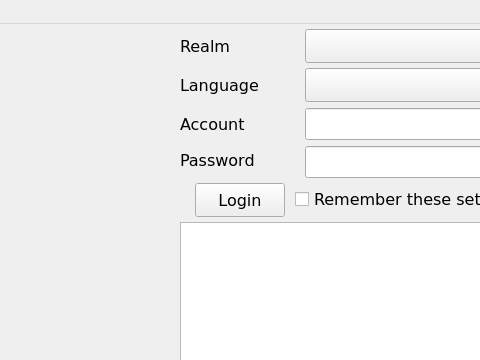
Above: PyLotROLauncher/ui/winMain.ui from JuneStepp/OneLauncher before the change; both pictures show x 220 to 700 and y 0 to 360 of the 790 by 445 pixel window. Below: the same form after it.
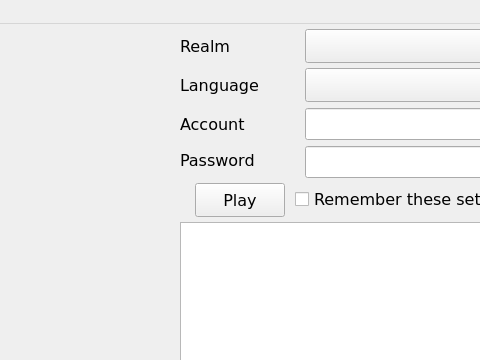
That is the form after the change.

Commit message: Changed text of 'Login' button to 'Play'

What changed in the file:
```diff
--- a/PyLotROLauncher/ui/winMain.ui
+++ b/PyLotROLauncher/ui/winMain.ui
@@ -198,7 +198,7 @@
      </font>
     </property>
     <property name="text">
-     <string>Login</string>
+     <string>Play</string>
     </property>
    </widget>
    <widget class="QCheckBox" name="chkSaveSettings">
```
Left out of the diff: 2 changed lines with no effect on the pictures.
